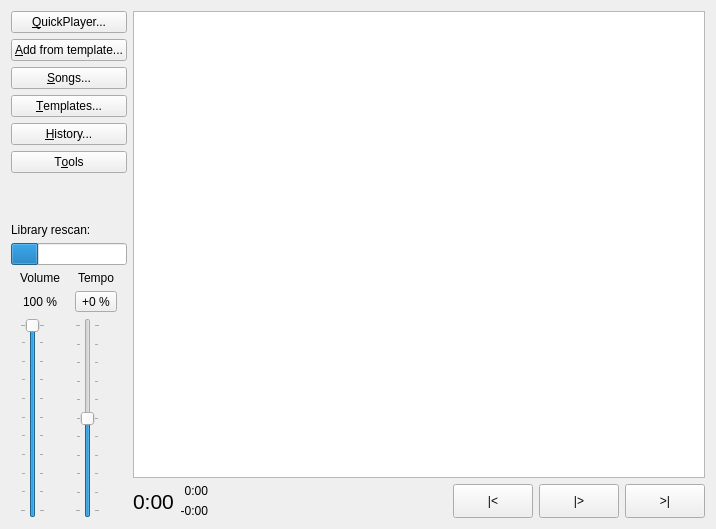
First picture: the form in PlayerWindow.ui, repository madmaxoft/SkauTan, before the edit.
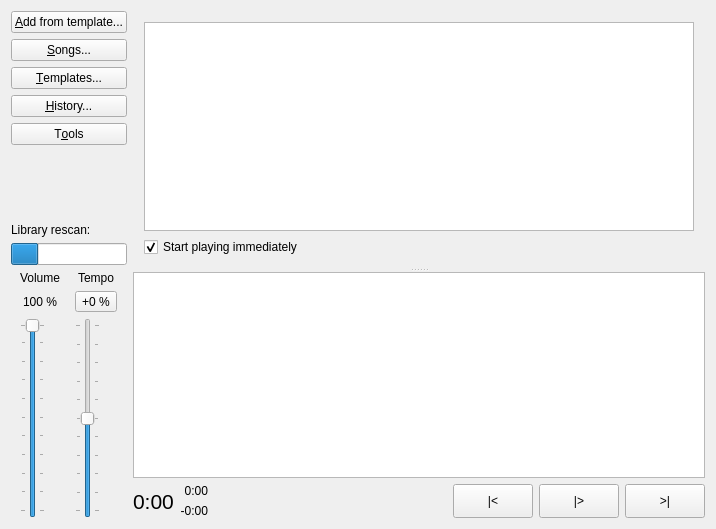
Second picture: the form after the edit. Custom widgets are drawn as their Qt base class.

Commit message:
Moved QuickPlayer directly to main window.
Fixes #135.

The edit to the form file:
```diff
--- a/PlayerWindow.ui
+++ b/PlayerWindow.ui
@@ -17,13 +17,6 @@
    <layout class="QHBoxLayout" name="horizontalLayout_2">
     <item>
      <layout class="QVBoxLayout" name="verticalLayout">
-      <item>
-       <widget class="QPushButton" name="btnQuickPlayer">
-        <property name="text">
-         <string>&amp;QuickPlayer...</string>
-        </property>
-       </widget>
-      </item>
       <item>
        <widget class="QPushButton" name="btnAddFromTemplate">
         <property name="text">
@@ -201,9 +194,60 @@
      </layout>
     </item>
     <item>
+     <layout class="QVBoxLayout" name="verticalLayout_5">
+      <item>
+       <widget class="QSplitter" name="splitter">
+        <property name="orientation">
+         <enum>Qt::Vertical</enum>
+        </property>
+        <widget class="QWidget" name="">
      <layout class="QVBoxLayout" name="verticalLayout_2">
       <item>
+           <widget class="QListWidget" name="lwQuickPlayer">
+            <property name="font">
+             <font>
+              <pointsize>20</pointsize>
+             </font>
+            </property>
+            <property name="autoScroll">
+             <bool>false</bool>
+            </property>
+            <property name="editTriggers">
+             <set>QAbstractItemView::NoEditTriggers</set>
+            </property>
+            <property name="selectionMode">
+             <enum>QAbstractItemView::NoSelection</enum>
+            </property>
+            <property name="verticalScrollMode">
+             <enum>QAbstractItemView::ScrollPerPixel</enum>
+            </property>
+            <property name="horizontalScrollMode">
+             <enum>QAbstractItemView::ScrollPerPixel</enum>
+            </property>
+            <property name="isWrapping" stdset="0">
+             <bool>true</bool>
+            </property>
+           </widget>
+          </item>
+          <item>
+           <widget class="QCheckBox" name="chbImmediatePlayback">
+            <property name="text">
+             <string comment="QuickPlayer">Start playing immediately</string>
+            </property>
+            <property name="checked">
+             <bool>true</bool>
+            </property>
+           </widget>
+          </item>
+         </layout>
+        </widget>
        <widget class="QTableView" name="tblPlaylist">
+         <property name="sizePolicy">
+          <sizepolicy hsizetype="Expanding" vsizetype="Expanding">
+           <horstretch>0</horstretch>
+           <verstretch>0</verstretch>
+          </sizepolicy>
+         </property>
         <property name="contextMenuPolicy">
          <enum>Qt::CustomContextMenu</enum>
         </property>
@@ -246,6 +290,7 @@
         <attribute name="verticalHeaderMinimumSectionSize">
          <number>11</number>
         </attribute>
+        </widget>
        </widget>
       </item>
       <item>
```
Lines whose indentation alone changed are shown as unchanged. The commit also changes 6 other files.
